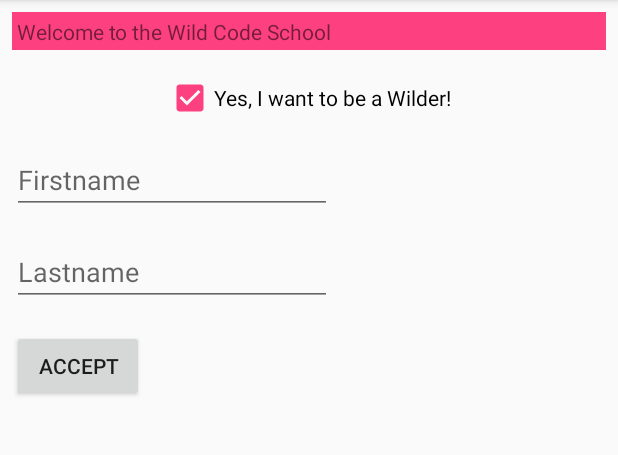
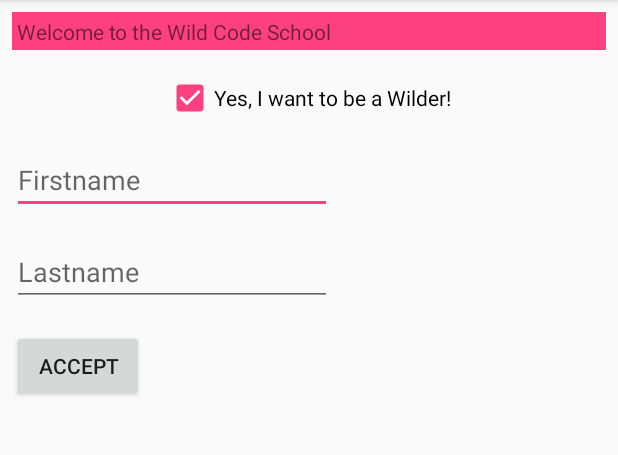
Before and after one commit to Amaury-Pichon/quete-simple-ui, an Android app: the screen it shows after launch (MainActivity), after a tap on "Yes, I want to be a Wilder!", on a phone screen of 412 x 824 dp, the part 84-539 px from its top. Run offline under Robolectric (Android 15) with nearby library versions, the phone set to English and light mode, and no system bars.

Commit message:
Résolu problème de focus et d'enable des textedit

```diff
--- a/app/src/main/res/layout/activity_main.xml
+++ b/app/src/main/res/layout/activity_main.xml
@@ -48,7 +48,7 @@
         android:layout_marginTop="16dp"
         android:ems="10"
         android:enabled="false"
-        android:focusableInTouchMode="false"
+        android:focusableInTouchMode="true"
         android:hint="@string/hint_firstname_textbox"
         android:inputType="textPersonName"
         app:layout_constraintStart_toStartOf="parent"
@@ -63,7 +63,7 @@
         android:layout_marginTop="16dp"
         android:ems="10"
         android:enabled="false"
-        android:focusableInTouchMode="false"
+        android:focusableInTouchMode="true"
         android:hint="@string/hint_lastname_textbox"
         android:inputType="textPersonName"
         app:layout_constraintStart_toStartOf="parent"
```
